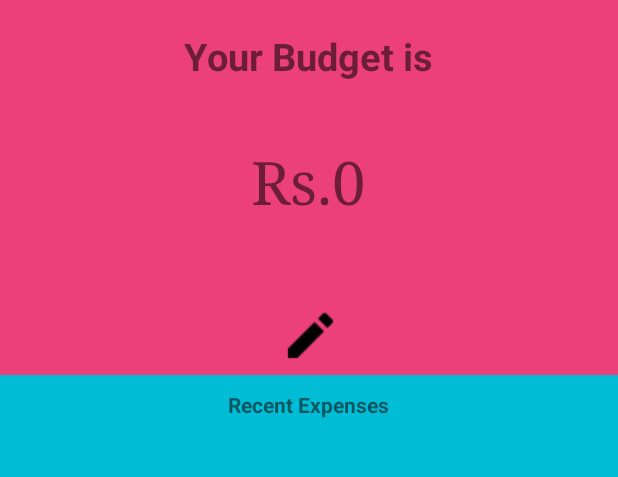
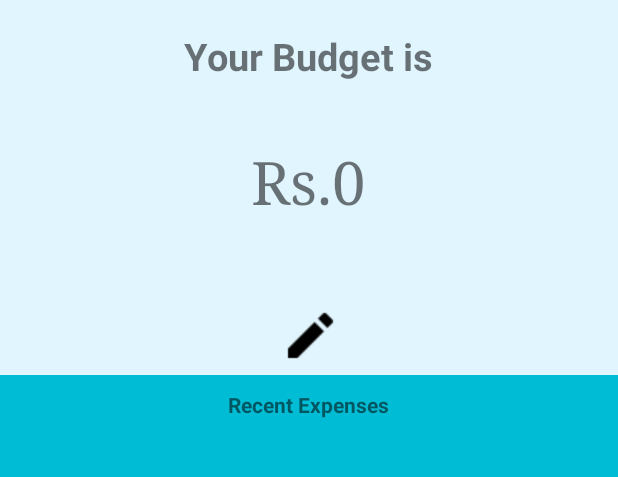
Before and after one commit to prateekvijayvergiya/GoBudget, an Android app: the screen it shows after launch once a user with an empty profile is signed in (HomeActivity), on a phone screen of 412 x 824 dp, the part 84-561 px from its top. Run offline under Robolectric (Android 15) with nearby library versions, the phone set to English and light mode, and no system bars; our stand-ins replace Firebase (no records; nobody signed in at launch, a user with empty details on screens opened directly); 3 statements that could not run were skipped.

Commit message:
some UI changes

```diff
--- a/app/src/main/res/layout/content_home.xml
+++ b/app/src/main/res/layout/content_home.xml
@@ -15,7 +15,7 @@
             <LinearLayout
                 android:layout_width="match_parent"
                 android:layout_height="250dp"
-                android:background="#EC407A"
+                android:background="#E1F5FE"
                 android:orientation="vertical"
                 android:id="@+id/contentHead">
 
@@ -44,7 +44,7 @@
                     android:layout_width="wrap_content"
                     android:layout_height="wrap_content"
                     android:src="@drawable/add_budget_icon"
-                    android:background="#EC407A"
+                    android:background="#E1F5FE"
                     android:layout_gravity="center_horizontal"
                     android:layout_marginTop="60dp"
                     android:clickable="true"
@@ -66,7 +66,7 @@
                 android:layout_width="match_parent"
                 android:layout_height="match_parent"
                android:layout_below="@+id/expenseText"
-                android:background="#FF8F00"
+                android:background="#FFFFFF"
                 android:id="@+id/contentList"
                 android:layout_marginTop="10dp">
             </android.support.v7.widget.RecyclerView>
--- a/app/src/main/res/layout/custom_dialog.xml
+++ b/app/src/main/res/layout/custom_dialog.xml
@@ -9,6 +9,7 @@
         android:layout_height="wrap_content"
         android:text="Set Your Budget"
         android:textSize="20dp"
+        android:textStyle="bold"
         android:id="@+id/dialogText"/>
 
     <EditText
@@ -29,5 +30,6 @@
         android:layout_gravity="center|center_horizontal"
         android:layout_marginTop="25dp"
         android:gravity="center"
+        android:backgroundTint="@color/colorAccent"
         android:text="Set" />
 </RelativeLayout>
```
Also changed, not shown: app/src/main/java/com/madprateek/gobudget/HomeActivity.java (+18 -2 lines), 1 other file.
